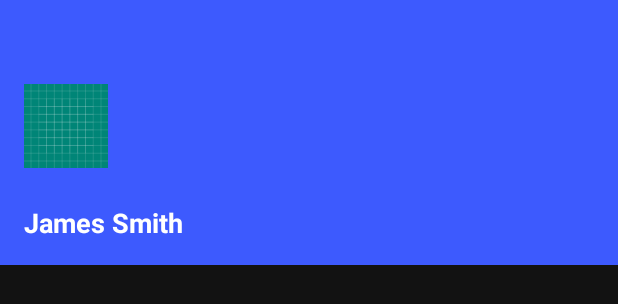
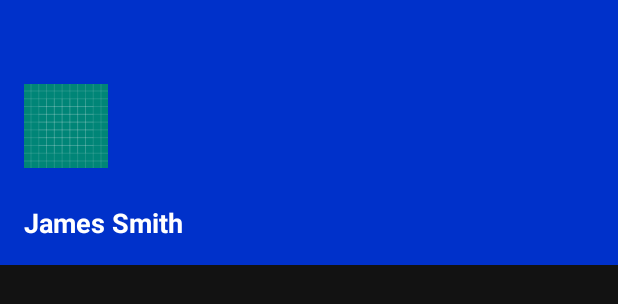
Before and after one commit to fc9734ygn/Macavity, an Android app: the layout header_drawer.xml on its own in the app's theme, with its tools: preview values and no code run, on a phone screen of 412 x 824 dp. Shown: the top 304 px of the screen. Run offline under Robolectric (Android 15) with nearby library versions, the phone set to English and light mode, and no system bars.

Commit message:
drawer design adjustments

```diff
--- a/app/src/main/java/com/example/macavity/ui/home/HomeActivity.kt
+++ b/app/src/main/java/com/example/macavity/ui/home/HomeActivity.kt
@@ -7,13 +7,11 @@ import androidx.lifecycle.ViewModelProviders
 import androidx.navigation.NavController
 import androidx.navigation.findNavController
 import androidx.navigation.fragment.findNavController
-import androidx.navigation.ui.AppBarConfiguration
 import androidx.navigation.ui.onNavDestinationSelected
 import androidx.navigation.ui.setupWithNavController
 import com.example.macavity.R
 import com.example.macavity.ui.base.BaseActivity
 import kotlinx.android.synthetic.main.activity_home.*
-import kotlinx.android.synthetic.main.drawer_header.*
 import org.androidannotations.annotations.AfterViews
 import org.androidannotations.annotations.Click
 import org.androidannotations.annotations.EActivity
@@ -39,7 +37,7 @@ open class HomeActivity : BaseActivity() {
     override fun onCreateOptionsMenu(menu: Menu): Boolean {
         val retValue = super.onCreateOptionsMenu(menu)
         if (nav_view == null) {
-            menuInflater.inflate(R.menu.drawer, menu)
+            menuInflater.inflate(R.menu.menu_drawer, menu)
             return true
         }
         return retValue
--- /dev/null
+++ b/app/src/main/res/color/drawer_item.xml
@@ -0,0 +1,5 @@
+<?xml version="1.0" encoding="utf-8"?>
+<selector xmlns:android="http://schemas.android.com/apk/res/android">
+    <item android:color="@color/amber_primary" android:state_checked="true" />
+    <item android:color="@color/white" android:state_checked="false" />
+</selector>
--- a/app/src/main/res/layout/drawer_header.xml
+++ b/app/src/main/res/layout/header_drawer.xml
@@ -3,7 +3,7 @@
     xmlns:app="http://schemas.android.com/apk/res-auto"
     android:layout_width="match_parent"
     android:layout_height="wrap_content"
-    android:background="@color/primary">
+    android:background="@color/blue_dark">
 
     <ImageView
         android:id="@+id/header_profile_image"
@@ -22,15 +22,14 @@
         android:layout_marginStart="16dp"
         android:layout_marginTop="24dp"
         android:layout_marginBottom="16dp"
+        android:text="James Smith"
         android:textColor="@color/primaryText"
         android:textSize="18sp"
-        android:text="James Smith"
         android:textStyle="bold"
         app:layout_constraintBottom_toBottomOf="parent"
         app:layout_constraintEnd_toEndOf="parent"
         app:layout_constraintHorizontal_bias="0.0"
         app:layout_constraintStart_toStartOf="parent"
-        app:layout_constraintTop_toBottomOf="@+id/header_profile_image"
-       />
+        app:layout_constraintTop_toBottomOf="@+id/header_profile_image" />
 
 </androidx.constraintlayout.widget.ConstraintLayout>
--- a/app/src/main/res/layout/toolbar.xml
+++ b/app/src/main/res/layout/toolbar.xml
@@ -5,7 +5,7 @@
     android:id="@+id/container"
     android:layout_width="match_parent"
     android:layout_height="@dimen/toolbar_height"
-    android:background="@color/primary">
+    android:background="@color/blue_primary">
 
     <ImageView
         android:id="@+id/startIcon"
--- a/app/src/main/res/menu/drawer.xml
+++ b/app/src/main/res/menu/menu_drawer.xml
@@ -2,17 +2,14 @@
 <menu xmlns:android="http://schemas.android.com/apk/res/android">
     <item
         android:id="@+id/profileFragment_"
-        android:iconTint="@color/white"
         android:icon="@drawable/ic_person"
         android:title="@string/drawer_title_profile" />
     <item
         android:id="@+id/groupFragment_"
-        android:iconTint="@color/white"
         android:icon="@drawable/ic_group"
         android:title="@string/drawer_title_group" />
     <item
         android:id="@+id/settingsFragment_"
-        android:iconTint="@color/white"
         android:icon="@drawable/ic_settings_applications"
         android:title="@string/drawer_title_settings" />
 </menu>
--- a/app/src/main/res/values/colors.xml
+++ b/app/src/main/res/values/colors.xml
@@ -1,18 +1,22 @@
 <?xml version="1.0" encoding="utf-8"?>
 <resources>
     <!--Primary Colour-->
-    <color name="primary">#3d5afe</color>
-    <color name="primaryLight">#8187ff</color>
-    <color name="primaryDark">#0031ca</color>
+    <color name="blue_primary">#3d5afe</color>
+    <color name="blue_light">#8187ff</color>
+    <color name="blue_dark">#0031ca</color>
     <!--Secondary Colour-->
-    <color name="secondary">#ffab00</color>
-    <color name="secondaryLight">#ffdd4b</color>
-    <color name="secondaryDark">#c67c00</color>
+    <color name="amber_primary">#ffab00</color>
+    <color name="amber_light">#ffdd4b</color>
+    <color name="amber_dark">#c67c00</color>
+    <!--Grey-->
+    <color name="grey_primary">#263238</color>
+    <color name="grey_light">#4f5b62</color>
+    <color name="grey_dark">#000a12</color>
     <!--Text Colour-->
     <color name="primaryText">#FFFFFF</color>
     <color name="secondaryText">#000000</color>
     <!--Other-->
     <color name="transparent">#00000000</color>
     <color name="white">#FFFFFF</color>
-    <color name="grey">#666666</color>
+    <color name="black">#000000</color>
 </resources>
--- a/app/src/main/res/values/styles.xml
+++ b/app/src/main/res/values/styles.xml
@@ -3,9 +3,9 @@
     <!-- Base application theme. -->
     <style name="AppTheme" parent="Theme.MaterialComponents.NoActionBar">
         <!-- Customize your theme here. -->
-        <item name="colorPrimary">@color/primary</item>
-        <item name="colorPrimaryDark">@color/primaryDark</item>
-        <item name="colorAccent">@color/secondary</item>
+        <item name="colorPrimary">@color/blue_primary</item>
+        <item name="colorPrimaryDark">@color/blue_dark</item>
+        <item name="colorAccent">@color/amber_primary</item>
         <item name="windowActionBar">false</item>
     </style>
 
```
Also changed, not shown: app/src/main/res/layout/activity_home.xml (+6 -4 lines).
